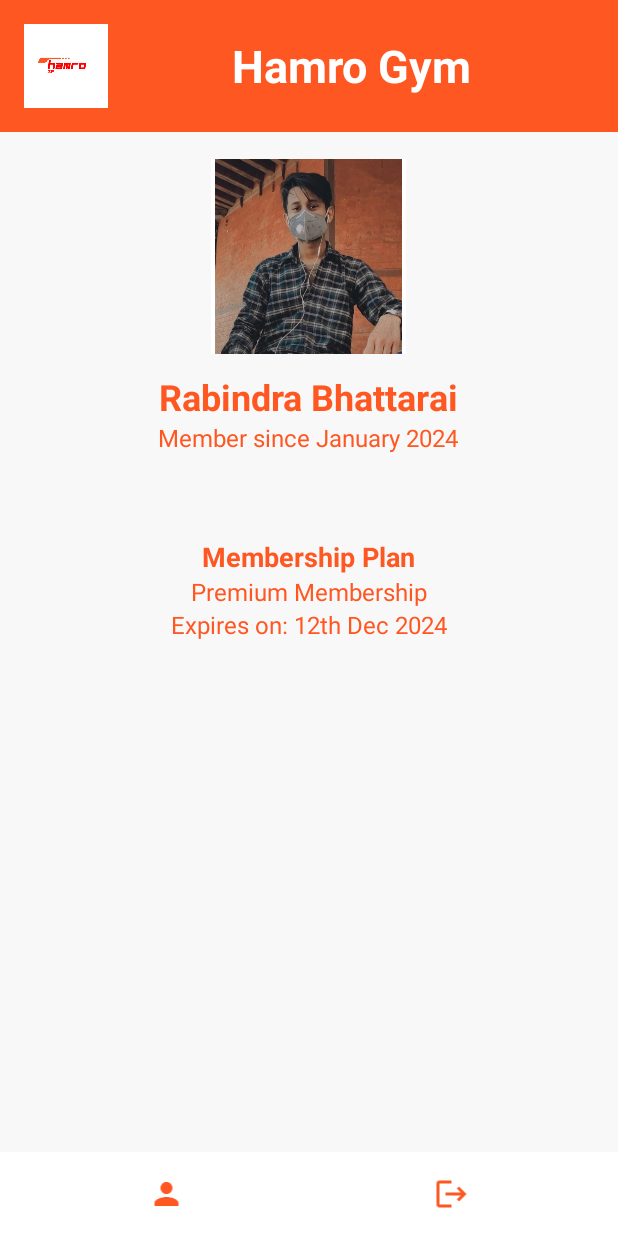
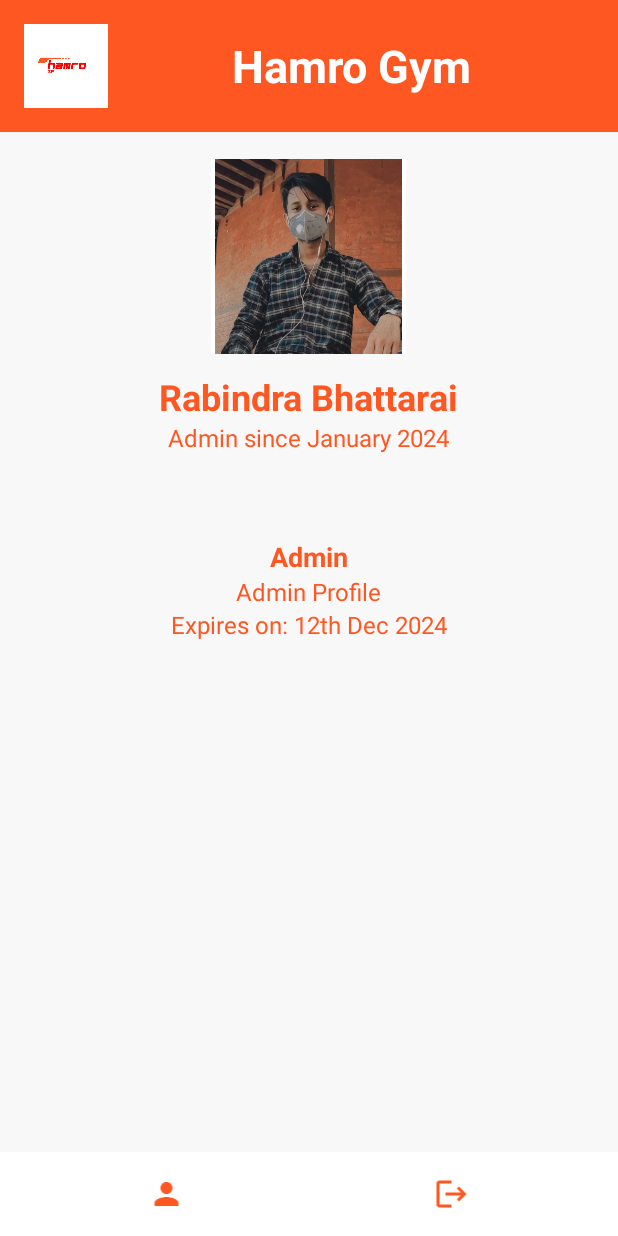
Before and after one commit to Rabindra-Bhattarai/Kotlin-ind., an Android app: the fragment ProfileFragment shown on its own in the app's theme, on a phone screen of 412 x 824 dp. Run offline under Robolectric (Android 15) with nearby library versions, the phone set to English and light mode, and no system bars.

Commit message:
Profile Fragment

```diff
--- a/app/src/main/java/com/example/mykotlin/ui/activity/RegisterActivity.kt
+++ b/app/src/main/java/com/example/mykotlin/ui/activity/RegisterActivity.kt
@@ -77,6 +77,7 @@ class RegisterActivity : AppCompatActivity() {
                 Toast.makeText(
                     this@RegisterActivity, message, Toast.LENGTH_SHORT
                 ).show()
+                finish()
             } else {
                 Toast.makeText(
                     this@RegisterActivity, message, Toast.LENGTH_SHORT
--- a/app/src/main/res/layout/fragment_profile.xml
+++ b/app/src/main/res/layout/fragment_profile.xml
@@ -79,7 +79,7 @@
                 <TextView
                     android:layout_width="wrap_content"
                     android:layout_height="wrap_content"
-                    android:text="Member since January 2024"
+                    android:text="Admin since January 2024"
                     android:textColor="@color/red"
                     android:textSize="16sp" />
 
@@ -100,7 +100,7 @@
                 <TextView
                     android:layout_width="wrap_content"
                     android:layout_height="wrap_content"
-                    android:text="Membership Plan"
+                    android:text="Admin"
                     android:textColor="@color/red"
                     android:textSize="18sp"
                     android:textStyle="bold" />
@@ -108,7 +108,7 @@
                 <TextView
                     android:layout_width="wrap_content"
                     android:layout_height="wrap_content"
-                    android:text="Premium Membership"
+                    android:text="Admin Profile"
                     android:textColor="@color/red"
                     android:textSize="16sp" />
 
```
